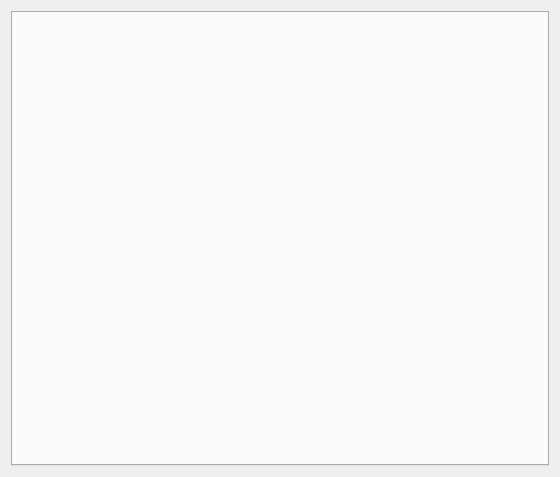
This is src/VMTD/VMTD/protocol/VMTDProtocolForm.ui in ekushko/qt-vxlan-mtd-old as Qt 5 draws it before an edit. The edited form follows.
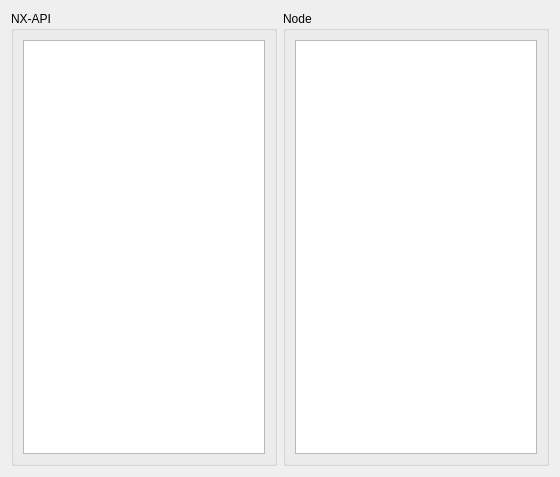
This is the edited form.

```diff
--- a/src/VMTD/VMTD/protocol/VMTDProtocolForm.ui
+++ b/src/VMTD/VMTD/protocol/VMTDProtocolForm.ui
@@ -13,9 +13,30 @@
   <property name="windowTitle">
    <string>Form</string>
   </property>
-  <layout class="QVBoxLayout" name="verticalLayout">
+  <layout class="QHBoxLayout" name="horizontalLayout">
    <item>
-    <widget class="QTabWidget" name="tbwHandlers"/>
+    <widget class="QGroupBox" name="gbNxApi">
+     <property name="title">
+      <string>NX-API</string>
+     </property>
+     <layout class="QVBoxLayout" name="verticalLayout">
+      <item>
+       <widget class="QListWidget" name="lwNxApi"/>
+      </item>
+     </layout>
+    </widget>
+   </item>
+   <item>
+    <widget class="QGroupBox" name="gbNode">
+     <property name="title">
+      <string>Node</string>
+     </property>
+     <layout class="QVBoxLayout" name="verticalLayout_2">
+      <item>
+       <widget class="QListWidget" name="lwNode"/>
+      </item>
+     </layout>
+    </widget>
    </item>
   </layout>
  </widget>
```
